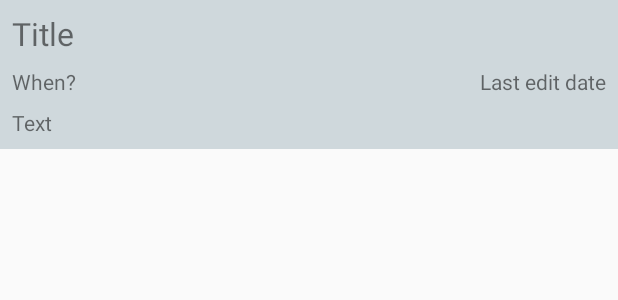
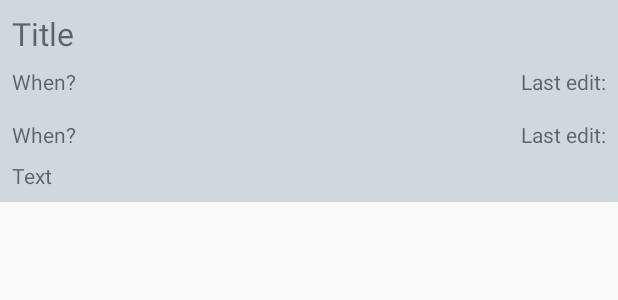
Before and after one commit to AndreaValenziano/ToDoList, an Android app: the layout item_note.xml on its own in the app's theme, with its tools: preview values and no code run, on a phone screen of 412 x 824 dp. Shown: the top 300 px of the screen. Run offline under Robolectric (Android 15) with nearby library versions, the phone set to English and light mode, and no system bars.

Commit message:
Last edit date added and solved ID problems

```diff
--- a/app/src/main/AndroidManifest.xml
+++ b/app/src/main/AndroidManifest.xml
@@ -6,7 +6,7 @@
         android:icon="@mipmap/check_list"
         android:label="@string/app_name"
         android:supportsRtl="true"
-        android:theme="@style/AppTheme">
+       android:theme="@style/AppTheme">
         <activity android:name=".activities.MainActivity">
             <intent-filter>
                 <action android:name="android.intent.action.MAIN"/>
--- a/app/src/main/res/layout/activity_add.xml
+++ b/app/src/main/res/layout/activity_add.xml
@@ -51,7 +51,8 @@
        <TextView
            android:layout_width="match_parent"
            android:layout_height="wrap_content"
-           android:id="@+id/expiration_date_tv"/>
+           android:id="@+id/expiration_date_tv"
+           android:layout_marginBottom="20dp"/>
 
 
 
--- a/app/src/main/res/layout/activity_main.xml
+++ b/app/src/main/res/layout/activity_main.xml
@@ -29,7 +29,7 @@
             android:layout_width="wrap_content"
             android:layout_height="wrap_content"
             android:textStyle="bold"
-            android:text="@string/complete"
+            android:text="DROP"
             android:backgroundTint="@color/colorPrimaryLight"
             android:id="@+id/complete_button"/>
     </LinearLayout>
--- a/app/src/main/res/layout/item_note.xml
+++ b/app/src/main/res/layout/item_note.xml
@@ -14,7 +14,30 @@
         android:text="@string/title"
         android:textSize="@dimen/material_typography_title"
         android:id="@+id/title_note_tv"/>
+    <LinearLayout
+        android:layout_width="match_parent"
+        android:layout_height="wrap_content"
+        android:id="@+id/linear_layout_info_dates"
+        android:paddingBottom="@dimen/material_component_cards_padding_from_edge_of_screen_to_card"
+        android:paddingTop="@dimen/material_component_cards_padding_from_edge_of_screen_to_card"
 
+        >
+        <TextView
+            android:layout_width="wrap_content"
+            android:layout_height="wrap_content"
+            android:text="@string/when"
+            android:id="@+id/when_tv"
+            />
+        <TextView
+            android:layout_width="match_parent"
+            android:layout_height="wrap_content"
+            android:text="@string/last_edit_date"
+            android:id="@+id/last_edit_tv"
+            android:gravity="end"
+            />
+
+
+    </LinearLayout>
     <LinearLayout
         android:layout_width="match_parent"
         android:layout_height="wrap_content"
--- a/app/src/main/res/values/strings.xml
+++ b/app/src/main/res/values/strings.xml
@@ -6,7 +6,11 @@
     <string name="when">When?  </string>
     <string name="textbody">Text</string>
     <string name="create">Create</string>
-    <string name="last_edit_date">Last edit date</string>
+    <string name="last_edit_date">Last edit: </string>
     <string name="action_edit">Edit</string>
     <string name="delete">Delete</string>
+    <string name="adding_success">Note has been created successfuly</string>
+    <string name="database_error">Database error!</string>
+    <string name="updating_success">This note has been uptaded successfully</string>
+    <string name="deleting_success">This note has been deleted successfully</string>
 </resources>
--- a/app/src/main/res/values/styles.xml
+++ b/app/src/main/res/values/styles.xml
@@ -6,6 +6,7 @@
         <item name="colorPrimary">@color/colorPrimary</item>
         <item name="colorPrimaryDark">@color/colorPrimaryDark</item>
         <item name="colorAccent">@color/colorAccent</item>
+
     </style>
 
 </resources>
```
Also changed, not shown: app/src/main/java/com/example/andreavalenziano/todolist/activities/MainActivity.java (+53 -9 lines), app/src/main/java/com/example/andreavalenziano/todolist/adapters/NoteAdapter.java (+2 -16 lines), app/src/main/java/com/example/andreavalenziano/todolist/database/DatabaseHandler.java (+32 -7 lines), app/src/main/java/com/example/andreavalenziano/todolist/models/Note.java (+8 -0 lines).
